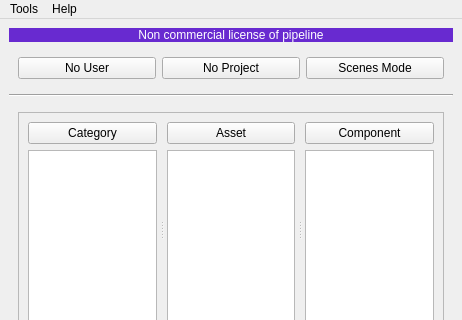
liorbenhorin/pipeline, file ui/pipeline_main_UI.ui: the form before one commit; both pictures show x 0 to 462 and y 0 to 320 of the 462 by 1500 pixel window.
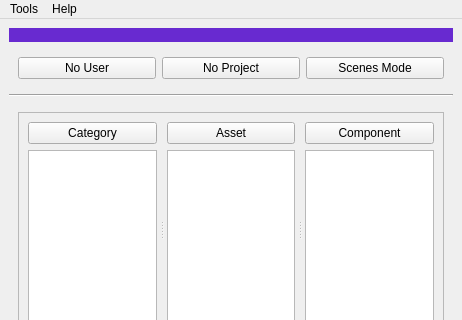
The form after the commit.

Diff of the .ui file:
```diff
--- a/ui/pipeline_main_UI.ui
+++ b/ui/pipeline_main_UI.ui
@@ -55,7 +55,7 @@
 font: 13pt &quot;.SF NS Text&quot;;</string>
          </property>
          <property name="text">
-          <string>Non commercial license of pipeline</string>
+          <string/>
          </property>
          <property name="scaledContents">
           <bool>false</bool>
```
Left out of the diff: 4 changed lines with no effect on the pictures.
